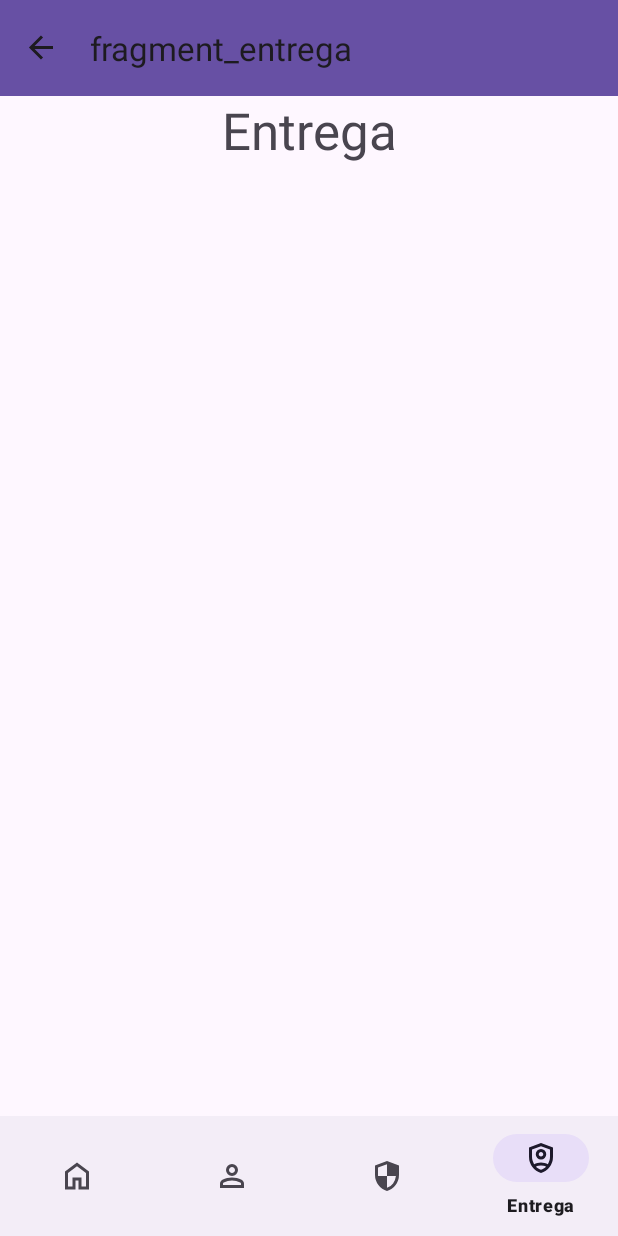
After one commit to lukninja97/SafeGuardPro, an Android app: the EntregaFragment screen opened through its navigation route, on a phone screen of 412 x 824 dp. The commit adds this screen. Run offline under Robolectric (Android 15) with nearby library versions, the phone set to English and light mode, and no system bars; our stand-ins replace navigation-ui.

Commit message:
Criar a fragment de Entrega.

```diff
--- /dev/null
+++ b/app/src/main/java/com/lukninja/safeguardpro/view/EntregaFragment.kt
@@ -0,0 +1,28 @@
+package com.lukninja.safeguardpro.view
+
+import android.os.Bundle
+import androidx.fragment.app.Fragment
+import android.view.LayoutInflater
+import android.view.View
+import android.view.ViewGroup
+import com.lukninja.safeguardpro.R
+import com.lukninja.safeguardpro.databinding.FragmentEntregaBinding
+import com.lukninja.safeguardpro.databinding.FragmentFuncionariosBinding
+
+class EntregaFragment : Fragment() {
+
+    private var _binding: FragmentEntregaBinding? = null
+    private val binding: FragmentEntregaBinding get() = _binding!!
+
+    override fun onCreateView(
+        inflater: LayoutInflater, container: ViewGroup?,
+        savedInstanceState: Bundle?
+    ): View {
+        _binding = FragmentEntregaBinding.inflate(inflater, container, false)
+        return binding.root
+    }
+
+    override fun onViewCreated(view: View, savedInstanceState: Bundle?) {
+        super.onViewCreated(view, savedInstanceState)
+    }
+}
--- /dev/null
+++ b/app/src/main/res/drawable/ic_entrega.xml
@@ -0,0 +1,9 @@
+<vector xmlns:android="http://schemas.android.com/apk/res/android"
+    android:width="24dp"
+    android:height="24dp"
+    android:viewportWidth="960"
+    android:viewportHeight="960">
+  <path
+      android:fillColor="#FF000000"
+      android:pathData="M480,520q-59,0 -99.5,-40.5T340,380q0,-59 40.5,-99.5T480,240q59,0 99.5,40.5T620,380q0,59 -40.5,99.5T480,520ZM480,440q26,0 43,-17t17,-43q0,-26 -17,-43t-43,-17q-26,0 -43,17t-17,43q0,26 17,43t43,17ZM480,880q-139,-35 -229.5,-159.5T160,444v-244l320,-120 320,120v244q0,152 -90.5,276.5T480,880ZM480,480ZM480,165 L240,255v189q0,54 15,105t41,96q42,-21 88,-33t96,-12q50,0 96,12t88,33q26,-45 41,-96t15,-105v-189l-240,-90ZM480,680q-36,0 -70,8t-65,22q29,30 63,52t72,34q38,-12 72,-34t63,-52q-31,-14 -65,-22t-70,-8Z"/>
+</vector>
--- /dev/null
+++ b/app/src/main/res/layout/fragment_entrega.xml
@@ -0,0 +1,16 @@
+<?xml version="1.0" encoding="utf-8"?>
+<FrameLayout xmlns:android="http://schemas.android.com/apk/res/android"
+    xmlns:tools="http://schemas.android.com/tools"
+    android:layout_width="match_parent"
+    android:layout_height="match_parent"
+    tools:context=".view.EntregaFragment">
+
+    <!-- TODO: Update blank fragment layout -->
+    <TextView
+        android:layout_width="match_parent"
+        android:layout_height="match_parent"
+        android:text="Entrega"
+        android:textAlignment="center"
+        android:textAppearance="@style/TextAppearance.AppCompat.Display1" />
+
+</FrameLayout>
--- a/app/src/main/res/menu/bottom_menu.xml
+++ b/app/src/main/res/menu/bottom_menu.xml
@@ -16,4 +16,9 @@
         android:icon="@drawable/epi"
         android:title="EPIs" />
 
+    <item
+        android:id="@+id/entregaFragment"
+        android:icon="@drawable/ic_entrega"
+        android:title="Entrega" />
+
 </menu>
--- a/app/src/main/res/navigation/mobile_navigation.xml
+++ b/app/src/main/res/navigation/mobile_navigation.xml
@@ -22,4 +22,10 @@
         android:name="com.lukninja.safeguardpro.view.EpisFragment"
         android:label="EPIs"
         tools:layout="@layout/fragment_epis" />
+
+    <fragment
+        android:id="@+id/entregaFragment"
+        android:name="com.lukninja.safeguardpro.view.EntregaFragment"
+        android:label="fragment_entrega"
+        tools:layout="@layout/fragment_entrega" />
 </navigation>
```
